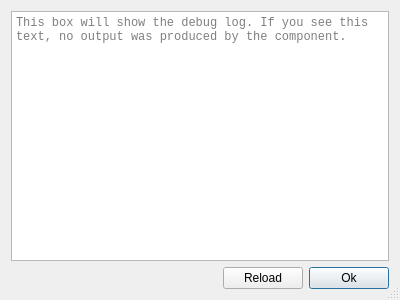
The window that ClipboardSyncWizard/logdialog.ui (Skycoder42/ClipboardSync) describes before a commit, drawn with Qt 5.
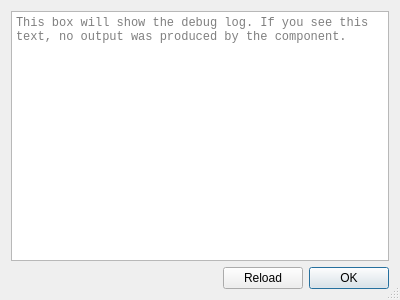
The same window after the commit.

Diff of the .ui file:
```diff
--- a/ClipboardSyncWizard/logdialog.ui
+++ b/ClipboardSyncWizard/logdialog.ui
@@ -78,7 +78,7 @@
      <item>
       <widget class="QPushButton" name="okButton">
        <property name="text">
-        <string>Ok</string>
+        <string>OK</string>
        </property>
        <property name="autoDefault">
         <bool>false</bool>
```
Left out of the diff: 3 changed lines with no effect on the pictures.
